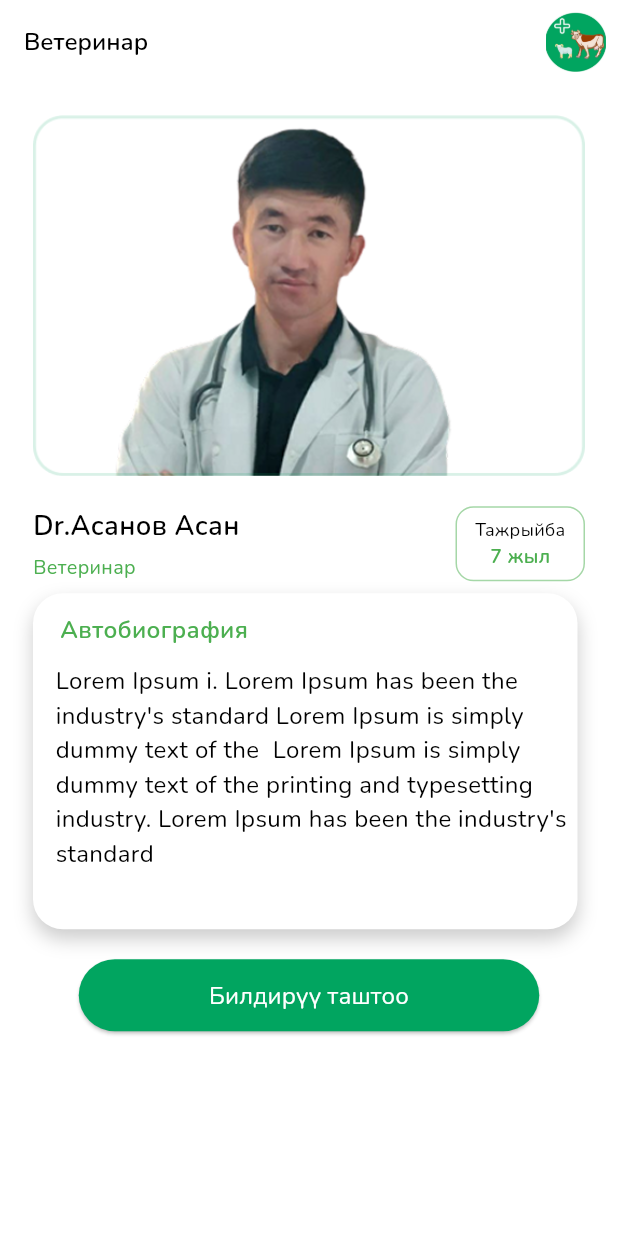
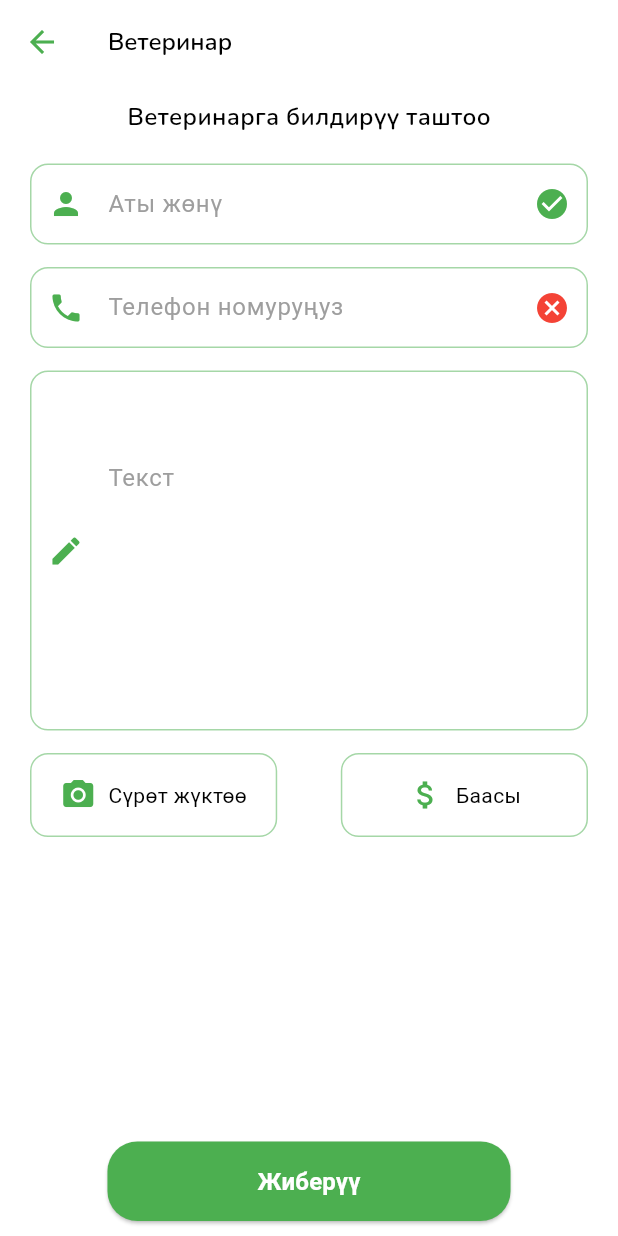
Before and after one commit to adilet3401/vet_mobile_app1, a Flutter app: the VetListPage screen opened directly, after a tap on "Билдирүү таштоо", on a phone screen of 412 x 824 dp. Run offline on Flutter 3.47's test engine with Material 3 defaults, Android fonts, the phone set to English and light mode, and no system bars; our stand-ins replace cloud_firestore, firebase_auth, firebase_core, flutter_svg, go_router, google_fonts and 2 more; accounts and stored records are empty.

Commit message:
vet list bildiruu tashtoo

```diff
--- a/lib/go_auto_routes/go_router.dart
+++ b/lib/go_auto_routes/go_router.dart
@@ -2,6 +2,7 @@ import 'package:go_router/go_router.dart';
 import 'package:vet_mobile_app/download_screen.dart';
 import 'package:vet_mobile_app/login_register_pages/login_screen.dart';
 import 'package:vet_mobile_app/login_register_pages/register_page.dart';
+import 'package:vet_mobile_app/pages/bildiruu_tashtoo_page.dart';
 import 'package:vet_mobile_app/pages/flash_screen_page.dart';
 import 'package:vet_mobile_app/pages/menu_page.dart';
 
@@ -13,5 +14,6 @@ final GoRouter router = GoRouter(
     GoRoute(path: '/login', builder: (context, state) => LoginScreen()),
     GoRoute(path: '/register', builder: (context, state) => RegistScreen()),
     GoRoute(path: '/menu', builder: (context, state) => MenuPage()),
+    GoRoute(path: '/b_t', builder: (context, state) => BildiruuTashtooPage()),
   ],
 );
--- /dev/null
+++ b/lib/pages/bildiruu_tashtoo_page.dart
@@ -0,0 +1,204 @@
+import 'package:flutter/material.dart';
+import 'package:vet_mobile_app/theme/text_styles.dart';
+
+class BildiruuTashtooPage extends StatelessWidget {
+  const BildiruuTashtooPage({super.key});
+
+  @override
+  Widget build(BuildContext context) {
+    return Scaffold(
+      appBar: AppBar(
+        title: Text('Ветеринар', style: TextStyles.appBarTitle),
+        leading: IconButton(
+          icon: const Icon(Icons.arrow_back, color: Colors.green),
+          onPressed: () => Navigator.pop(context),
+        ),
+        backgroundColor: Colors.white,
+        elevation: 0,
+      ),
+      body: Padding(
+        padding: const EdgeInsets.symmetric(horizontal: 20, vertical: 10),
+        child: Column(
+          crossAxisAlignment: CrossAxisAlignment.start,
+          children: [
+            // Заголовок
+            Center(
+              child: Text(
+                'Ветеринарга билдирүү таштоо',
+                style: TextStyles.bTashtoo.copyWith(
+                  fontSize: 16,
+                  fontWeight: FontWeight.w600,
+                ),
+              ),
+            ),
+            const SizedBox(height: 20),
+
+            // Поле ввода имени
+            _buildInputField(
+              context,
+              icon: Icons.person,
+              hintText: 'Аты жөнү',
+              suffixIcon: Icons.check_circle,
+              suffixIconColor: Colors.green,
+            ),
+            const SizedBox(height: 15),
+
+            // Поле ввода телефона
+            _buildInputField(
+              context,
+              icon: Icons.phone,
+              hintText: 'Телефон номуруңуз',
+              suffixIcon: Icons.cancel,
+              suffixIconColor: Colors.red,
+            ),
+            const SizedBox(height: 15),
+
+            // Поле ввода текста
+            _buildTextArea(context, icon: Icons.edit, hintText: 'Текст'),
+            const SizedBox(height: 15),
+
+            // Кнопки "Сүрөт жүктөө" и "Баасы"
+            Row(
+              mainAxisAlignment: MainAxisAlignment.spaceBetween,
+              children: [
+                _buildActionButton(
+                  context,
+                  icon: Icons.camera_alt,
+                  label: 'Сүрөт жүктөө',
+                ),
+                _buildActionButton(
+                  context,
+                  icon: Icons.attach_money,
+                  label: 'Баасы',
+                ),
+              ],
+            ),
+            const Spacer(),
+
+            // Кнопка "Жиберүү"
+            Center(
+              child: ElevatedButton(
+                onPressed: () {
+                  // Логика отправки
+                },
+                style: ElevatedButton.styleFrom(
+                  backgroundColor: Colors.green,
+                  shape: RoundedRectangleBorder(
+                    borderRadius: BorderRadius.circular(20),
+                  ),
+                  padding: const EdgeInsets.symmetric(
+                    horizontal: 100,
+                    vertical: 15,
+                  ),
+                ),
+                child: const Text(
+                  'Жиберүү',
+                  style: TextStyle(
+                    color: Colors.white,
+                    fontSize: 16,
+                    fontWeight: FontWeight.w600,
+                  ),
+                ),
+              ),
+            ),
+          ],
+        ),
+      ),
+    );
+  }
+
+  // Поле ввода
+  Widget _buildInputField(
+    BuildContext context, {
+    required IconData icon,
+    required String hintText,
+    IconData? suffixIcon,
+    Color? suffixIconColor,
+  }) {
+    return TextField(
+      decoration: InputDecoration(
+        prefixIcon: Icon(icon, color: Colors.green),
+        suffixIcon:
+            suffixIcon != null
+                ? Icon(suffixIcon, color: suffixIconColor)
+                : null,
+        hintText: hintText,
+        hintStyle: const TextStyle(color: Colors.grey),
+        filled: true,
+        fillColor: Colors.white,
+        contentPadding: const EdgeInsets.symmetric(vertical: 15),
+        border: OutlineInputBorder(
+          borderRadius: BorderRadius.circular(12),
+          borderSide: BorderSide(color: Colors.green.withOpacity(0.5)),
+        ),
+        enabledBorder: OutlineInputBorder(
+          borderRadius: BorderRadius.circular(12),
+          borderSide: BorderSide(color: Colors.green.withOpacity(0.5)),
+        ),
+        focusedBorder: OutlineInputBorder(
+          borderRadius: BorderRadius.circular(12),
+          borderSide: const BorderSide(color: Colors.green),
+        ),
+      ),
+    );
+  }
+
+  // Поле для текста
+  Widget _buildTextArea(
+    BuildContext context, {
+    required IconData icon,
+    required String hintText,
+  }) {
+    return TextField(
+      maxLines: 5,
+      decoration: InputDecoration(
+        prefixIcon: Icon(icon, color: Colors.green),
+        hintText: hintText,
+        hintStyle: const TextStyle(color: Colors.grey),
+        filled: true,
+        fillColor: Colors.white,
+        contentPadding: const EdgeInsets.all(60),
+        border: OutlineInputBorder(
+          borderRadius: BorderRadius.circular(12),
+          borderSide: BorderSide(color: Colors.green.withOpacity(0.5)),
+        ),
+        enabledBorder: OutlineInputBorder(
+          borderRadius: BorderRadius.circular(12),
+          borderSide: BorderSide(color: Colors.green.withOpacity(0.5)),
+        ),
+        focusedBorder: OutlineInputBorder(
+          borderRadius: BorderRadius.circular(12),
+          borderSide: const BorderSide(color: Colors.green),
+        ),
+      ),
+    );
+  }
+
+  // Кнопка действия
+  Widget _buildActionButton(
+    BuildContext context, {
+    required IconData icon,
+    required String label,
+  }) {
+    return Container(
+      width: MediaQuery.of(context).size.width * 0.4,
+      padding: const EdgeInsets.symmetric(vertical: 15),
+      decoration: BoxDecoration(
+        color: Colors.white,
+        borderRadius: BorderRadius.circular(12),
+        border: Border.all(color: Colors.green.withOpacity(0.5)),
+      ),
+      child: Row(
+        mainAxisAlignment: MainAxisAlignment.center,
+        children: [
+          Icon(icon, color: Colors.green),
+          const SizedBox(width: 8),
+          Text(
+            label,
+            style: const TextStyle(color: Colors.black, fontSize: 14),
+          ),
+        ],
+      ),
+    );
+  }
+}
--- a/lib/pages/flash_screen_page.dart
+++ b/lib/pages/flash_screen_page.dart
@@ -1,6 +1,5 @@
 import 'package:flutter/material.dart';
 import 'package:go_router/go_router.dart';
-import 'package:vet_mobile_app/login_register_pages/login_screen.dart';
 import 'package:vet_mobile_app/theme/text_styles.dart';
 import 'package:vet_mobile_app/widgets/navigate_button.dart';
 
--- a/lib/pages/menu_page.dart
+++ b/lib/pages/menu_page.dart
@@ -1,6 +1,6 @@
 import 'package:flutter/material.dart';
 import 'package:flutter_svg/svg.dart';
-import 'package:vet_mobile_app/pages/news_menu.dart';
+import 'package:vet_mobile_app/pages/news_page.dart';
 import 'package:vet_mobile_app/pages/vet_list.dart';
 import 'package:vet_mobile_app/pages/grid_page.dart';
 
--- a/lib/pages/news_menu.dart
+++ b/lib/pages/news_page.dart
@@ -177,7 +177,7 @@ class NewsPage2 extends StatelessWidget {
   @override
   Widget build(BuildContext context) {
     return Scaffold(
-      appBar: AppBar(title: Text(title)),
+      appBar: AppBar(title: Text(title, style: TextStyles.appBarTitle)),
       body: Padding(
         padding: const EdgeInsets.all(20),
         child: Column(
--- a/lib/pages/vet_list.dart
+++ b/lib/pages/vet_list.dart
@@ -1,4 +1,5 @@
 import 'package:flutter/material.dart';
+import 'package:go_router/go_router.dart';
 import 'package:vet_mobile_app/theme/text_styles.dart';
 import 'package:vet_mobile_app/widgets/my_appbar.dart';
 import 'package:vet_mobile_app/widgets/navigate_button.dart';
@@ -125,7 +126,9 @@ class VetListPage extends StatelessWidget {
                   text: 'Билдирүү таштоо',
                   borderRadius: BorderRadius.circular(24),
                   minimumSize: Size(307, 48),
-                  onPressed: () {},
+                  onPressed: () {
+                    context.push('/b_t');
+                  },
                 ),
               ),
             ],
--- a/lib/theme/text_styles.dart
+++ b/lib/theme/text_styles.dart
@@ -32,4 +32,9 @@ class TextStyles {
     fontWeight: FontWeight.w600,
     fontSize: 16,
   );
+  static final TextStyle bTashtoo = GoogleFonts.nunito(
+    color: Colors.black,
+    fontWeight: FontWeight.w500,
+    fontSize: 19,
+  );
 }
--- a/lib/widgets/my_appbar.dart
+++ b/lib/widgets/my_appbar.dart
@@ -8,6 +8,7 @@ class AppBarUtils {
     VoidCallback? onProfileTap, // Действие при нажатии на иконку
   }) {
     return AppBar(
+      elevation: 0,
       actions:
           showProfileIcon
               ? [
```
